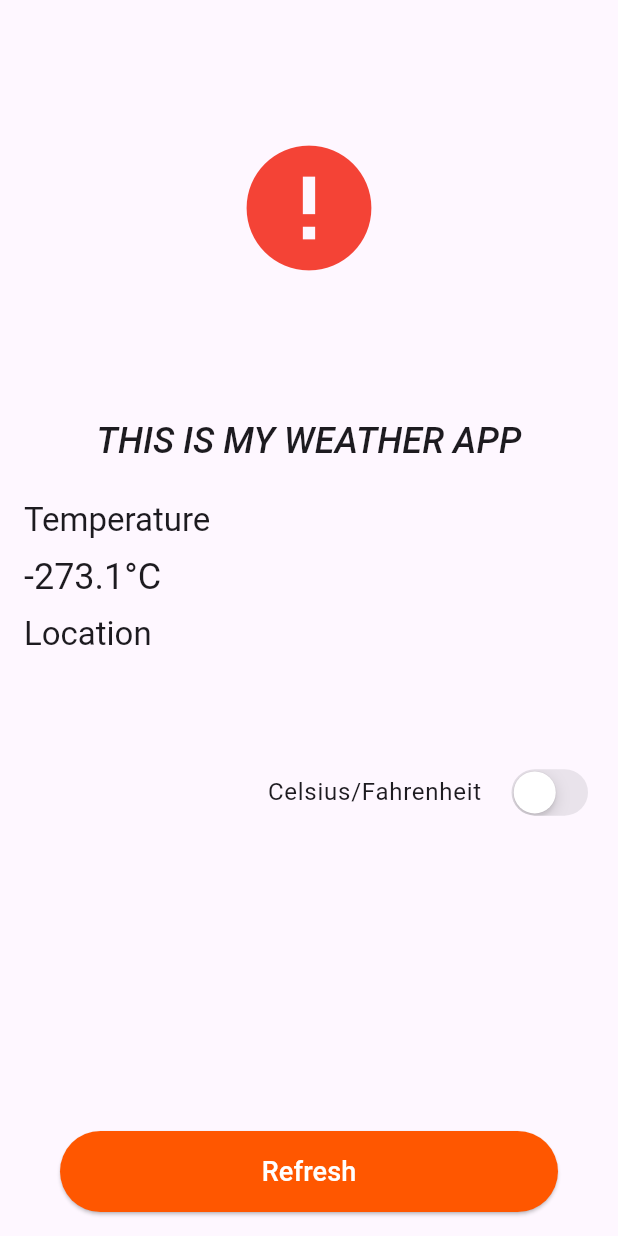
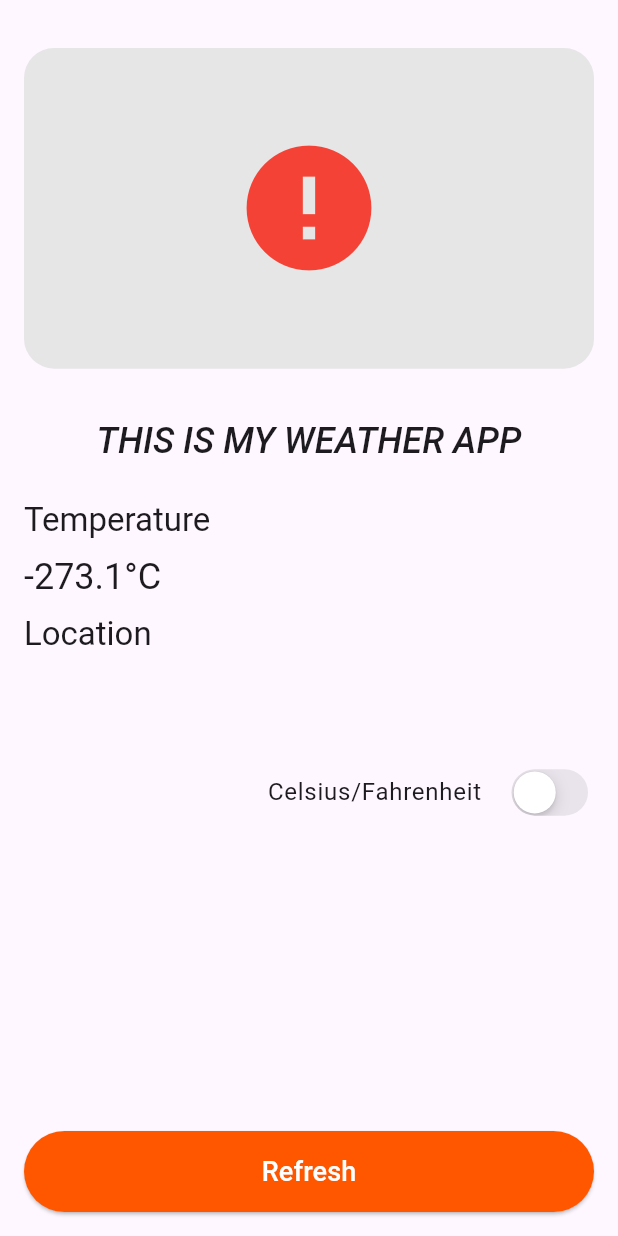
Before and after one commit to ETdvlpr/Weather-App, a Flutter app: the WeatherDisplay widget shown alone on an empty page, opened directly with empty values, on a phone screen of 412 x 824 dp. Run offline on Flutter 3.47's test engine with Material 3 defaults, Android fonts, the phone set to English and light mode, and no system bars; our stand-ins replace cached_network_image, dio, equatable, flutter_bloc, flutter_dotenv, get_it; network calls fail.

Commit message:
Refactor weather display widget to enhance styling and use constants for colors

```diff
--- a/lib/presentation/widgets/weather_display.dart
+++ b/lib/presentation/widgets/weather_display.dart
@@ -30,15 +30,23 @@ class _WeatherDisplayState extends State<WeatherDisplay> {
           SliverList(
             delegate: SliverChildListDelegate([
               const SizedBox(height: 16),
-              LayoutBuilder(
+              Container(
+                decoration: BoxDecoration(
+                  color: AppConstants.backgroundColor,
+                  borderRadius: BorderRadius.circular(20),
+                ),
+                child: LayoutBuilder(
                   builder: (context, constraints) {
                     final aspectRatio =
                         constraints.maxWidth > 300 ? 16 / 9 : 4 / 3;
                     return AspectRatio(
                       aspectRatio: aspectRatio,
-                    child: _buildWeatherIcon(widget.weather.weatherIcon ?? ''),
+                      child: _buildWeatherIcon(
+                        widget.weather.weatherIcon ?? '',
+                      ),
                     );
                   },
+                ),
               ),
               const SizedBox(height: 32),
               Text(
@@ -86,7 +94,7 @@ class _WeatherDisplayState extends State<WeatherDisplay> {
                   const SizedBox(width: 16),
                   CupertinoSwitch(
                     value: !isCelsius,
-                    activeTrackColor: const Color(0xFFFF5700),
+                    activeTrackColor: AppConstants.primaryColor,
                     onChanged:
                         (value) => setState(() => isCelsius = !isCelsius),
                   ),
@@ -99,11 +107,9 @@ class _WeatherDisplayState extends State<WeatherDisplay> {
             hasScrollBody: false,
             child: Align(
               alignment: Alignment.bottomCenter,
-              child: Padding(
-                padding: const EdgeInsets.symmetric(horizontal: 24.0),
               child: ElevatedButton(
                 style: ElevatedButton.styleFrom(
-                    backgroundColor: const Color(0xFFFF5700),
+                  backgroundColor: AppConstants.primaryColor,
                   shape: RoundedRectangleBorder(
                     borderRadius: BorderRadius.circular(30),
                   ),
@@ -131,7 +137,6 @@ class _WeatherDisplayState extends State<WeatherDisplay> {
               ),
             ),
           ),
-          ),
         ],
       ),
     );
@@ -153,8 +158,6 @@ class _WeatherDisplayState extends State<WeatherDisplay> {
     log('https://openweathermap.org/img/wn/$iconCode@4x.png');
     return CachedNetworkImage(
       imageUrl: 'https://openweathermap.org/img/wn/$iconCode@4x.png',
-      width: 400,
-      height: 400,
       placeholder:
           (context, url) => const Center(child: CircularProgressIndicator()),
       errorWidget:
--- a/lib/util/constants.dart
+++ b/lib/util/constants.dart
@@ -6,6 +6,8 @@ class AppConstants {
     lon: -0.12363193061883422,
   );
 
-  static const buttonColor = Color(0xFFFF5700);
   static const baseUrl = 'https://api.openweathermap.org/data/2.5/weather';
+
+  static const backgroundColor = Color(0xFFE6E6E6);
+  static const primaryColor = Color(0xFFFF5700);
 }
```
Lines whose indentation alone changed are shown as unchanged.
